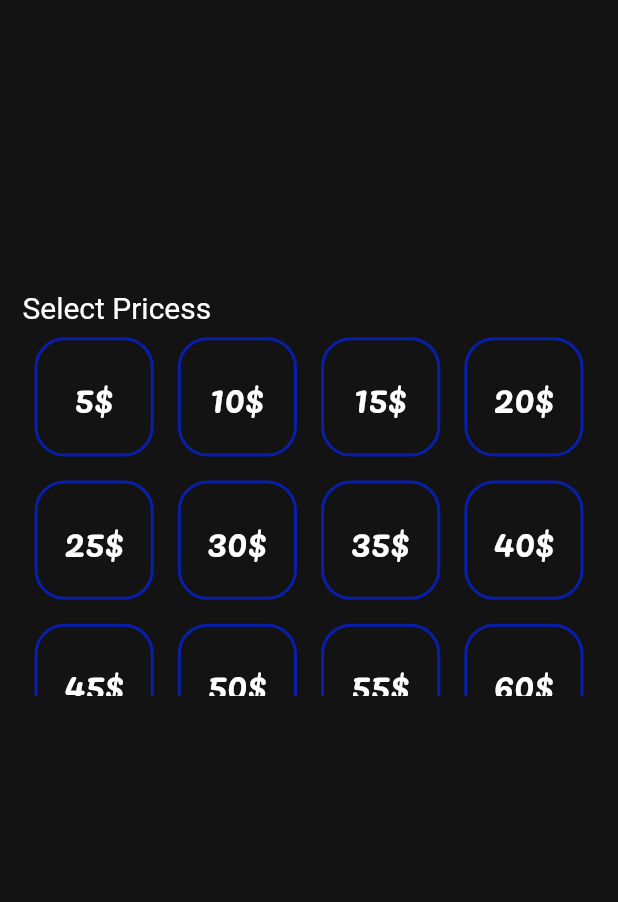
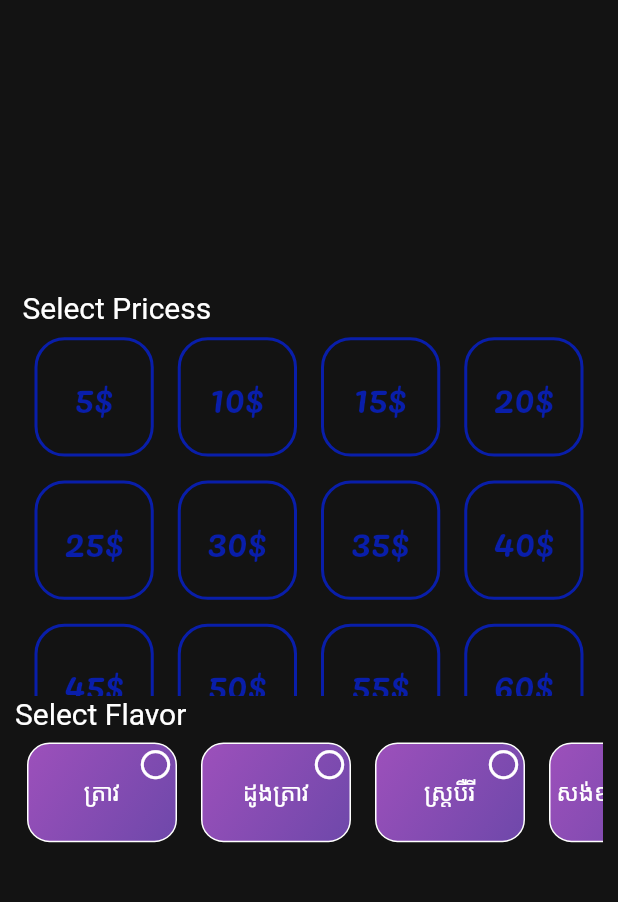
Before and after one commit to leyleygit/newcreateorder, a Flutter app: the screen it shows after launch, on a phone screen of 412 x 824 dp, the part 164-1066 px from its top. Run offline on Flutter 3.47's test engine with Material 2 defaults, Android fonts, the phone set to English and light mode, and no system bars; our stand-ins replace font_awesome_flutter, google_fonts.

Commit message:
add listview flavor

```diff
--- a/lib/Pages/homepage.dart
+++ b/lib/Pages/homepage.dart
@@ -1,7 +1,8 @@
 import 'package:flutter/material.dart';
 import 'package:google_fonts/google_fonts.dart';
+import 'package:new_createorder/datapage/flavoritem.dart';
 import 'package:new_createorder/datapage/priceitem.dart';
-
+import 'package:font_awesome_flutter/font_awesome_flutter.dart';
 class MyHomepage extends StatefulWidget {
   @override
   _MyHomepageState createState() => _MyHomepageState();
@@ -21,6 +22,19 @@ class _MyHomepageState extends State<MyHomepage> {
     "50\$",
     "55\$",
     "60\$",
+  ];
+  List<String> nameflavor = [
+    "ត្រាវ",
+    "ដូងត្រាវ",
+    "ស្រ្តបឺរី",
+    "សង់ខ្យាដូងតយ",
+    "វ៉ាន់នីឡា",
+    "តែថៃ",
+    "ខ្នុរ",
+    "ផាសសិន",
+    "ធូរេន",
+    "ប្លូបឺរី",
+    "សូកូឡា",
   ];
   @override
   Widget build(BuildContext context) {
@@ -101,7 +115,33 @@ class _MyHomepageState extends State<MyHomepage> {
                           },
                         ),
                       ),
-
+                    ],
+                  ),
+                ),
+              ),
+            ),
+            SliverToBoxAdapter(
+              child: Container(
+                height: size.height * 0.15,
+                //color: Colors.deepOrange,
+                child: Padding(
+                  padding: const EdgeInsets.only(left: 10,right: 10),
+                  child: Column(
+                    crossAxisAlignment: CrossAxisAlignment.start,
+                    children: <Widget>[
+                      Text(
+                        "Select Flavor",
+                        style: GoogleFonts.fredokaOne(
+                            fontSize: 20, color: Colors.white),
+                      ),
+                      Container(
+                        //body listview
+                        height: size.height * 0.1,
+                        //color: Colors.white,
+                        child: ListView.builder(scrollDirection: Axis.horizontal,itemCount: 5,itemBuilder: (BuildContext context, int index) {
+                          return FlavorItems(nameflavor: nameflavor[index],);
+                        },),
+                      )
                     ],
                   ),
                 ),
--- /dev/null
+++ b/lib/datapage/flavoritem.dart
@@ -0,0 +1,63 @@
+import 'package:flutter/material.dart';
+import 'package:font_awesome_flutter/font_awesome_flutter.dart';
+
+class FlavorItems extends StatefulWidget {
+  final String nameflavor;
+  const FlavorItems({Key key, this.nameflavor}) : super(key: key);
+  @override
+  _FlavorItemsState createState() => _FlavorItemsState();
+}
+
+class _FlavorItemsState extends State<FlavorItems> {
+  bool oncheck = false;
+  @override
+  Widget build(BuildContext context) {
+    Size size = MediaQuery.of(context).size;
+    return Stack(
+      children: [
+        Padding(
+          padding: const EdgeInsets.all(8.0),
+          child: InkWell(
+            onTap: () {
+              setState(() {
+                oncheck = !oncheck;
+              });
+            },
+            child: Container(
+              width: 100,
+              decoration: BoxDecoration(
+                  border: Border.all(width: 1, color: Colors.white),
+                  //boxShadow: [BoxShadow(color: Colors.white.withOpacity(0.8),blurRadius:3.0,offset: Offset(0.0,1.0),spreadRadius: 0.5)],
+                  borderRadius: BorderRadius.circular(15.0),
+                  gradient: LinearGradient(
+                      begin: Alignment.topLeft,
+                      end: Alignment.bottomRight,
+                      colors: [Color(0xff9D50BB), Color(0xff6E48AA)])),
+              child: Center(
+                child: Text(
+                  widget.nameflavor,
+                  style: TextStyle(color: Colors.white, fontSize: 16),
+                ),
+              ),
+            ),
+          ),
+        ),
+        Positioned(
+          top: size.height * 0.015,
+          right: size.width * 0.03,
+          child: oncheck == true
+              ? FaIcon(
+                  FontAwesomeIcons.checkCircle,
+                  color: Colors.white,
+                  size: 20,
+                )
+              : FaIcon(
+                  FontAwesomeIcons.circle,
+                  color: Colors.white,
+                  size: 20,
+                ),
+        )
+      ],
+    );
+  }
+}
--- a/lib/datapage/priceitem.dart
+++ b/lib/datapage/priceitem.dart
@@ -29,7 +29,7 @@ class _PriceItemsState extends State<PriceItems> {
         child: Center(
           child: Text(widget.pricecake,
             style: GoogleFonts.pacifico(
-                fontSize: 25, color: selectprice==true?Colors.white:Colors.white),
+                fontSize: 25, color: selectprice==true?Colors.white:Color(0xff091EAA)),
           ),
         ),
       ),
--- a/pubspec.yaml
+++ b/pubspec.yaml
@@ -29,6 +29,7 @@ dependencies:
   # Use with the CupertinoIcons class for iOS style icons.
   cupertino_icons: ^0.1.3
   google_fonts: ^1.1.0
+  font_awesome_flutter: ^8.8.1
 
 dev_dependencies:
   flutter_test:
```
Also changed, not shown: pubspec.lock.
